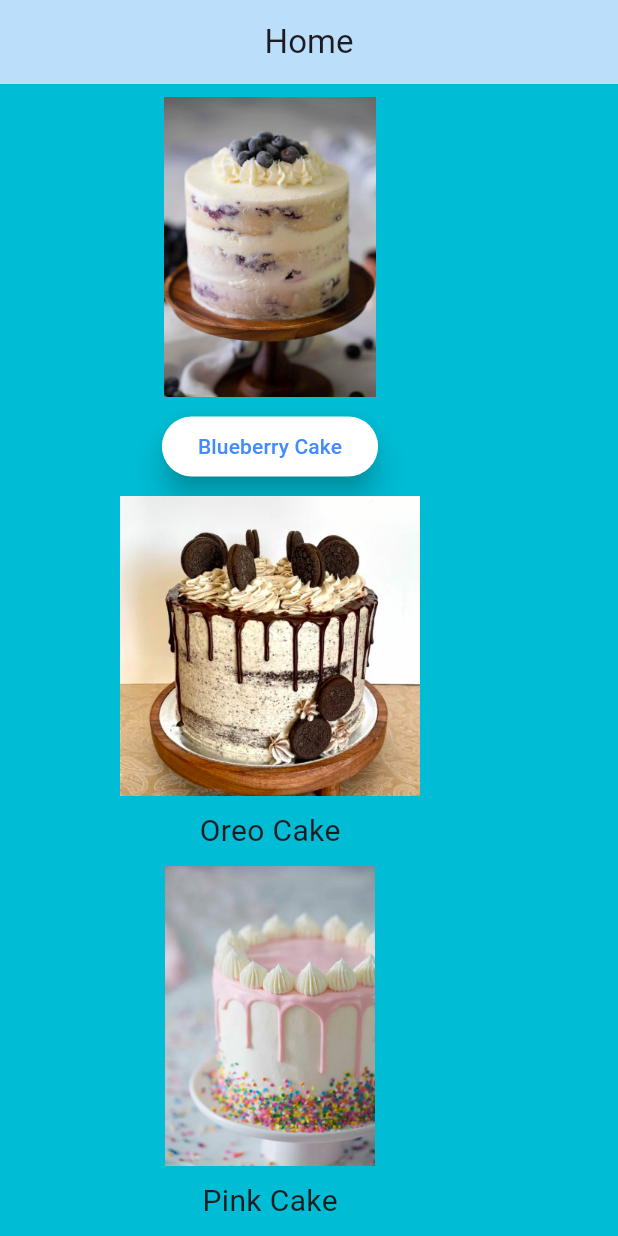
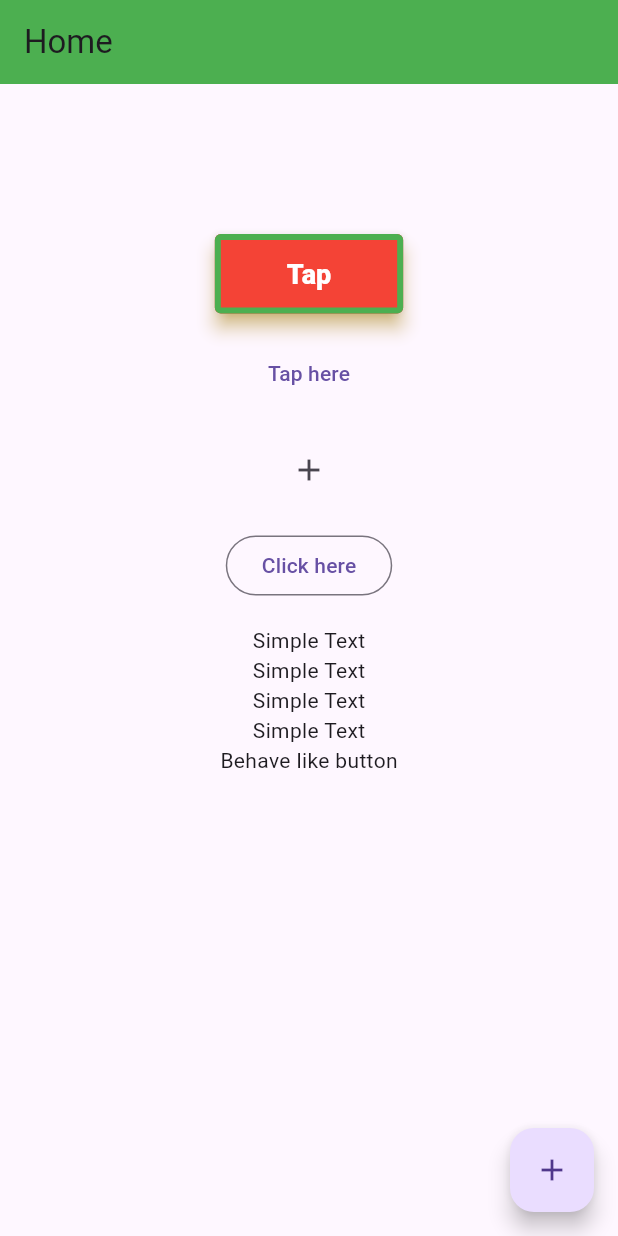
Before and after one commit to abidasultanna/live_class_project, a Flutter app: the screen it shows after launch, on a phone screen of 412 x 824 dp. Run offline on Flutter 3.47's test engine with Material 3 defaults, Android fonts, the phone set to English and light mode, and no system bars.

Commit message:
Button Type

```diff
--- a/lib/main.dart
+++ b/lib/main.dart
@@ -1,71 +1,152 @@
 import 'package:flutter/material.dart';
 
+import 'package:flutter/material.dart';
+
+// Image(asset, network), Column, Row
+
 void main() {
-  runApp( MyApp());
+  runApp(HelloWorldApp());
 }
 
-class MyApp extends StatelessWidget {
-
-
-  // This widget is the root of your application.
+class HelloWorldApp extends StatelessWidget {
   @override
   Widget build(BuildContext context) {
     return MaterialApp(
-      debugShowCheckedModeBanner: false,
-      home: Scaffold(
-          backgroundColor: Colors.cyan,
+      debugShowCheckedModeBanner: true,
+      title: 'Hello World App',
+      home: Home(),
+    );
+  }
+}
+
+class Home extends StatelessWidget {
+  const Home({super.key});
+
+  @override
+  Widget build(BuildContext context) {
+    return Scaffold(
       appBar: AppBar(
         title: Text('Home'),
-            centerTitle: true,
-            backgroundColor: Color(0xFFBBDEFB),
+        backgroundColor: Colors.green,
       ),
-          body: Column(
-            mainAxisAlignment: MainAxisAlignment.spaceEvenly,
+      body: Center(
+        child: Column(
+          crossAxisAlignment: CrossAxisAlignment.center,
           children: [
-              Image.asset(
-                  'assets/blueberry.jpg',
-                  height: 200,
-                  width: 360,
-                  alignment: Alignment.center
-              ),
+            SizedBox(height: 100),
+
+            // ----------Elevated Button-----------
             ElevatedButton(
               style: ElevatedButton.styleFrom(
-                  backgroundColor: Colors.white,
-                  foregroundColor: Colors.blueAccent,
-                  shadowColor: Colors.black,
-                  elevation: 8,
+                backgroundColor: Colors.red,
+                foregroundColor: Colors.white,
+                textStyle: TextStyle(fontSize: 18, fontWeight: FontWeight.w800),
+                padding: EdgeInsets.symmetric(horizontal: 48, vertical: 16),
+                shadowColor: Colors.amber,
+                elevation: 5,
+                shape: RoundedRectangleBorder(
+                  borderRadius: BorderRadius.circular(4),
+                  // side: BorderSide(color: Colors.green, width: 4)
                 ),
-                onPressed: (){
-                  print('Tapped on Elevated Button');
+                side: BorderSide(color: Colors.green, width: 4),
+                minimumSize: Size(100, 40),
+                // maximumSize: Size(300, 100),
+              ),
+              onPressed: () {
+
+                //--------showDialog----------
+                showDialog(
+                  barrierColor: Colors.green,
+                  barrierDismissible: false,
+                  context: context,
+                  builder: (context) {
+                    return AlertDialog(
+                      title: Text('Delete'),
+                      content: Text('Are you sure?'),
+                      actions: [
+                        TextButton(onPressed: () {}, child: Text('No')),
+                        TextButton(onPressed: () {}, child: Text('Yes')),
+                      ],
+                    );
                   },
-                child: Text('Blueberry Cake'),
+                );
+              },
+              child: Text('Tap'),
             ),
-              Image.asset(
-                  'assets/oreo.jpg',
-                  height: 200,
-                  width: 360,
-                  alignment: Alignment.center
+            SizedBox(height: 16),
+
+            //---------TextButton------------
+            TextButton(
+              style: TextButton.styleFrom(),
+              onPressed: () {
+                print('Tapped text button');
+              },
+              child: Text('Tap here'),
             ),
-              Text('Oreo Cake',
-                selectionColor: Colors.purple,
-                style:TextStyle(
-                  fontSize: 20 ,
+            SizedBox(height: 16),
+
+            //--------IconButton---------
+            IconButton(
+              style: IconButton.styleFrom(),
+              onPressed: () {
+                print('Tapped text button');
+              },
+              icon: Icon(Icons.add),
+            ),
+            SizedBox(height: 16),
+
+            //--------OutlineButton---------
+            OutlinedButton(
+              style: OutlinedButton.styleFrom(),
+              onPressed: () {
+                print('Tapped text button');
+              },
+              child: Text('Click here'),
+            ),
+            SizedBox(height: 16),
+
+            //---------GestureDetectory---------
+            GestureDetector(
+              onTap: () {
+                print('Just one click');
+              },
+              onDoubleTap: () {
+                print('Double tapped');
+              },
+              onLongPress: () {
+                print('On long press');
+              },
+              onLongPressCancel: () {
+                print('On long press cancel');
+              },
+              onLongPressEnd: (details) {
+                print('On long press end');
+              },
+              child: Column(
+                children: [
+                  Text('Simple Text'),
+                  Text('Simple Text'),
+                  Text('Simple Text'),
+                  Text('Simple Text'),
+                ],
               ),
             ),
-              Image.asset(
-                  'assets/pink.jpg',
-                  height: 200,
-                  width: 360,
-                  alignment: Alignment.center
-              ),
-              Text('Pink Cake',
-                selectionColor: Colors.purple,
-                style:TextStyle(
-                  fontSize: 20 ,
+            InkWell(
+              splashColor: Colors.green,
+              onTap: () {
+                print('Ink well');
+              },
+              child: Text('Behave like button'),
+            )
+          ],
         ),
       ),
-            ],
-          )
+
+
+      //-----------floatingActionButton-------
+      floatingActionButton: FloatingActionButton(
+        onPressed: () {},
+        child: Icon(Icons.add),
       ),
     );
   }
```
Lines whose indentation alone changed are shown as unchanged.
